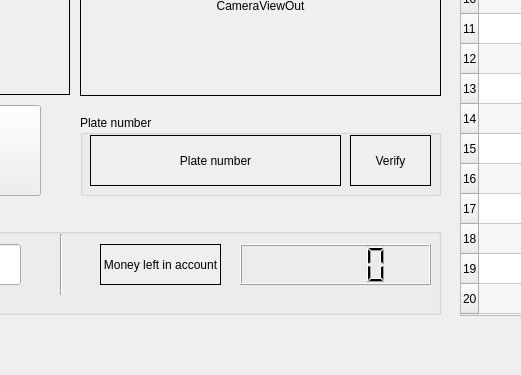
Old version of the form GUI/gui.ui in the repository hiimmuc/SmartParking; both pictures show x 590 to 1111 and y 345 to 720 of the 1280 by 720 pixel window.
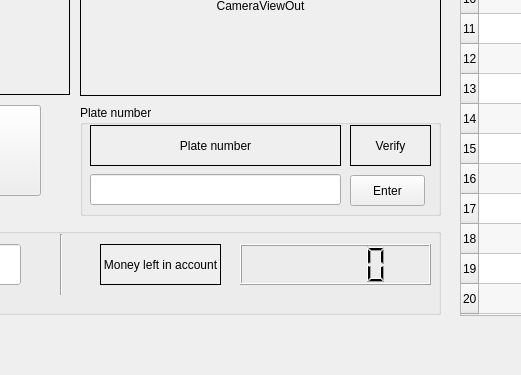
New version of the form.

```diff
--- a/GUI/gui.ui
+++ b/GUI/gui.ui
@@ -245,9 +245,9 @@
     <property name="geometry">
      <rect>
       <x>670</x>
-      <y>460</y>
+      <y>450</y>
       <width>361</width>
-      <height>81</height>
+      <height>111</height>
      </rect>
     </property>
     <property name="title">
@@ -259,7 +259,7 @@
        <x>10</x>
        <y>20</y>
        <width>251</width>
-       <height>51</height>
+       <height>41</height>
       </rect>
      </property>
      <property name="autoFillBackground">
@@ -281,7 +281,7 @@
        <x>270</x>
        <y>20</y>
        <width>81</width>
-       <height>51</height>
+       <height>41</height>
       </rect>
      </property>
      <property name="autoFillBackground">
@@ -297,6 +297,29 @@
       <set>Qt::AlignCenter</set>
      </property>
     </widget>
+    <widget class="QLineEdit" name="plateInput">
+     <property name="geometry">
+      <rect>
+       <x>10</x>
+       <y>69</y>
+       <width>251</width>
+       <height>31</height>
+      </rect>
+     </property>
+    </widget>
+    <widget class="QPushButton" name="confirmButton">
+     <property name="geometry">
+      <rect>
+       <x>270</x>
+       <y>70</y>
+       <width>75</width>
+       <height>31</height>
+      </rect>
+     </property>
+     <property name="text">
+      <string>Enter</string>
+     </property>
+    </widget>
    </widget>
    <widget class="QTableWidget" name="tableWidget">
     <property name="geometry">
```
